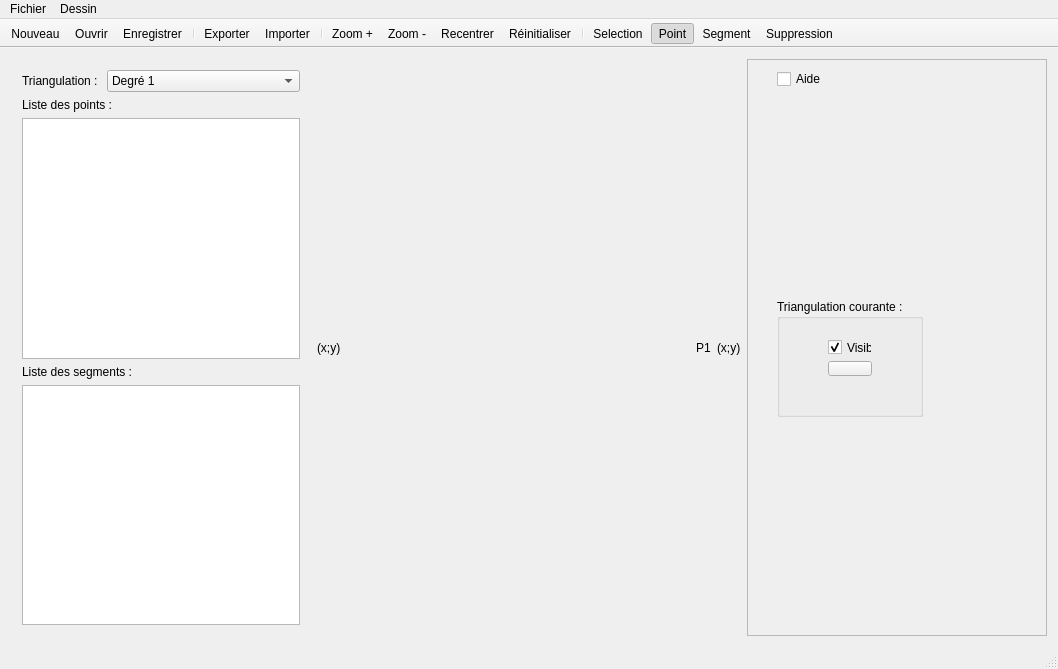
Qt form mainwindow.ui (Pandraghon/TriaGUI) before a commit.
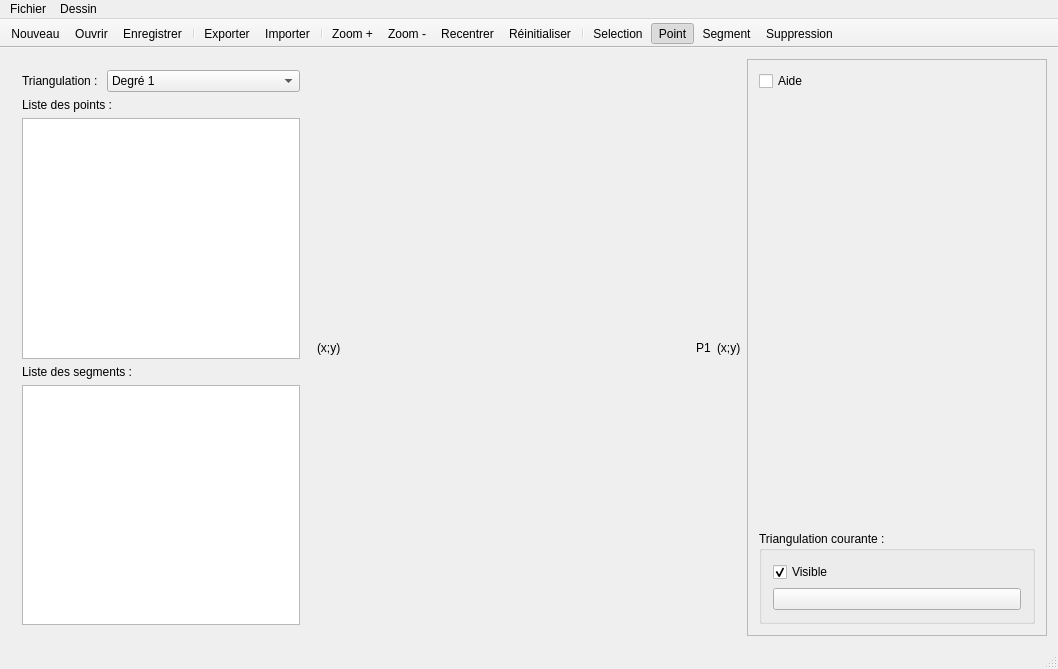
The same form after that commit. Icons and pictures are not drawn.

The edit to the form file:
```diff
--- a/mainwindow.ui
+++ b/mainwindow.ui
@@ -197,27 +197,36 @@
         <property name="frameShadow">
          <enum>QFrame::Raised</enum>
         </property>
+        <layout class="QVBoxLayout" name="verticalLayout_7">
+         <item>
+          <layout class="QVBoxLayout" name="verticalLayout_6">
+           <item>
+            <widget class="QCheckBox" name="checkBox">
+             <property name="text">
+              <string>Aide</string>
+             </property>
+            </widget>
+           </item>
+           <item>
+            <spacer name="verticalSpacer">
+             <property name="orientation">
+              <enum>Qt::Vertical</enum>
+             </property>
+             <property name="sizeHint" stdset="0">
+              <size>
+               <width>20</width>
+               <height>40</height>
+              </size>
+             </property>
+            </spacer>
+           </item>
+           <item>
         <widget class="QGroupBox" name="groupBox">
-         <property name="geometry">
-          <rect>
-           <x>30</x>
-           <y>240</y>
-           <width>146</width>
-           <height>118</height>
-          </rect>
-         </property>
          <property name="title">
           <string>Triangulation courante :</string>
          </property>
-         <widget class="QWidget" name="">
-          <property name="geometry">
-           <rect>
-            <x>40</x>
-            <y>30</y>
-            <width>66</width>
-            <height>58</height>
-           </rect>
-          </property>
+             <layout class="QVBoxLayout" name="verticalLayout_5">
+              <item>
           <layout class="QVBoxLayout" name="verticalLayout_2">
            <item>
             <widget class="QCheckBox" name="isVisible">
@@ -244,21 +253,13 @@
             </widget>
            </item>
           </layout>
-         </widget>
-        </widget>
-        <widget class="QCheckBox" name="checkBox">
-         <property name="geometry">
-          <rect>
-           <x>30</x>
-           <y>10</y>
-           <width>81</width>
-           <height>20</height>
-          </rect>
-         </property>
-         <property name="text">
-          <string>Aide</string>
-         </property>
-        </widget>
+              </item>
+             </layout>
+            </widget>
+           </item>
+          </layout>
+         </item>
+        </layout>
        </widget>
       </item>
      </layout>
```
Lines whose indentation alone changed are shown as unchanged.
